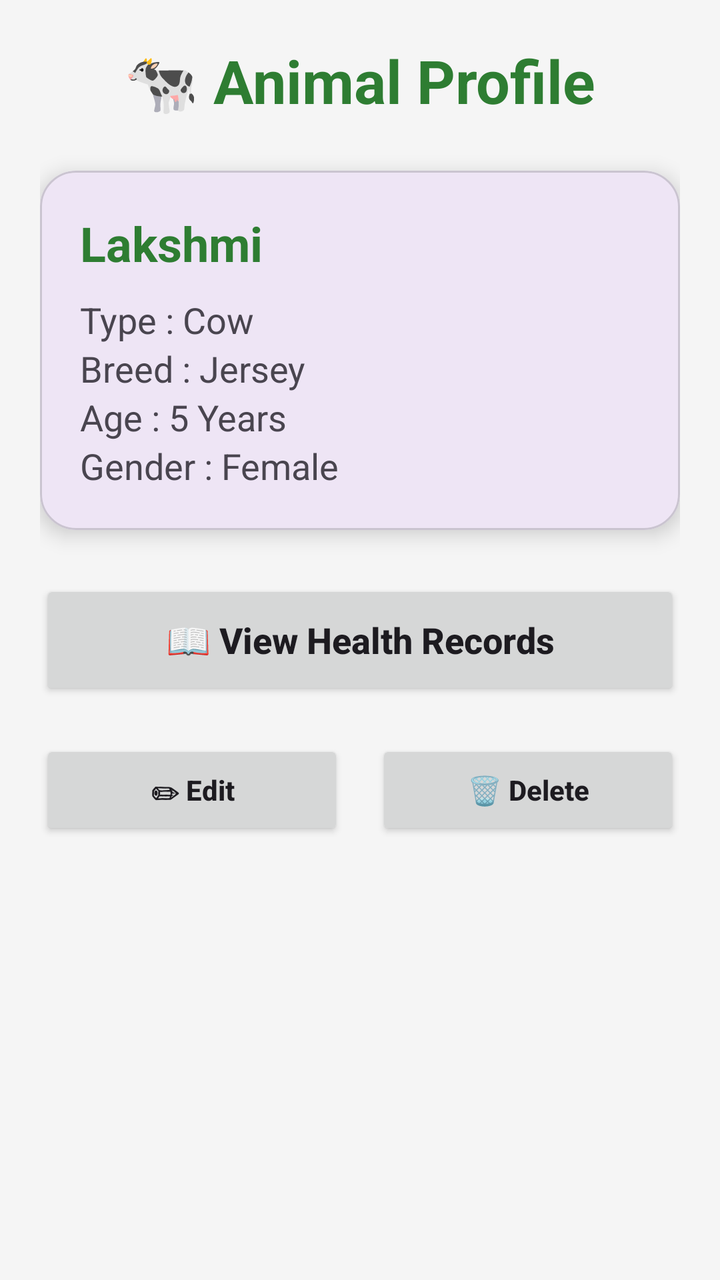
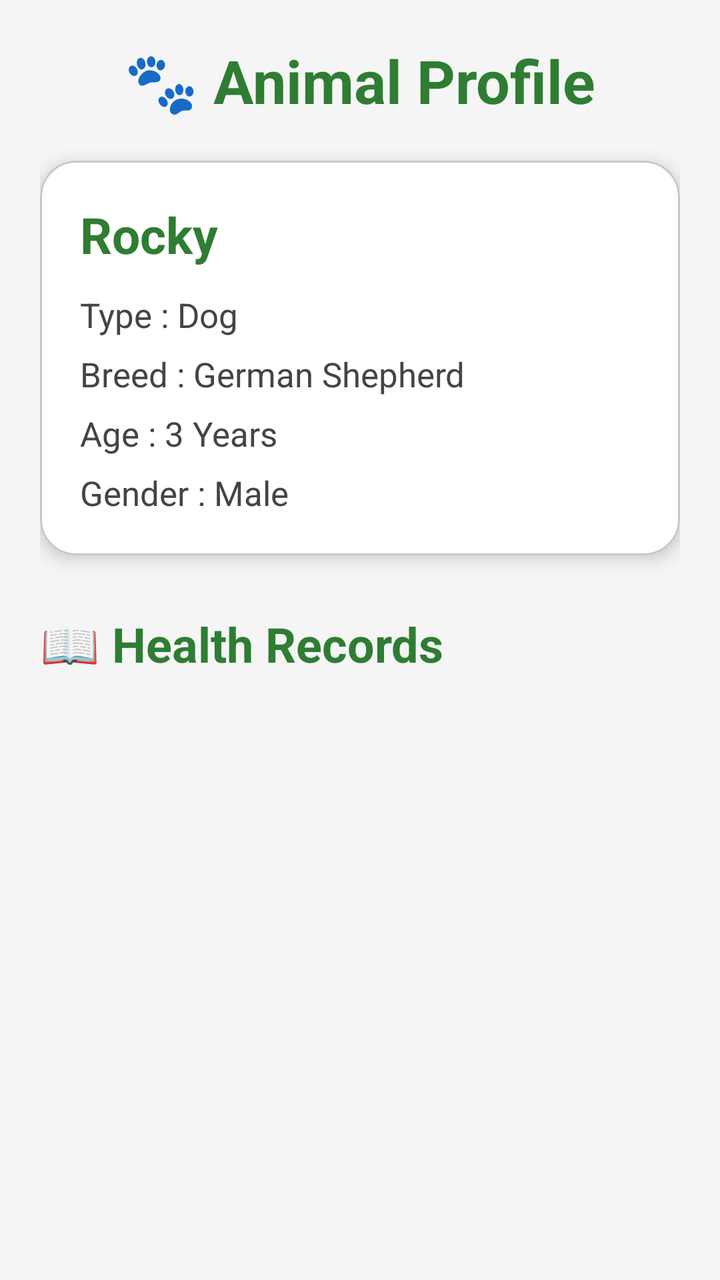

Screens rendered from an Android XML layout before and after an edit, with the pre-edit source and the edit as a unified diff.
<!-- AndroidManifest.xml: application theme Theme.VetConnect -->
<!-- res/layout/activity_animal_profile.xml -->
<?xml version="1.0" encoding="utf-8"?>
<ScrollView xmlns:android="http://schemas.android.com/apk/res/android"
    xmlns:app="http://schemas.android.com/apk/res-auto"
    android:layout_width="match_parent"
    android:layout_height="match_parent"
    android:background="#F5F5F5">

    <LinearLayout
        android:layout_width="match_parent"
        android:layout_height="wrap_content"
        android:orientation="vertical"
        android:padding="20dp">

        <TextView
            android:layout_width="wrap_content"
            android:layout_height="wrap_content"
            android:text="🐄 Animal Profile"
            android:textSize="30sp"
            android:textStyle="bold"
            android:textColor="#2E7D32"
            android:layout_gravity="center"
            android:layout_marginBottom="25dp"/>

        <com.google.android.material.card.MaterialCardView
            android:layout_width="match_parent"
            android:layout_height="wrap_content"
            app:cardCornerRadius="18dp"
            app:cardElevation="6dp">

            <LinearLayout
                android:layout_width="match_parent"
                android:layout_height="wrap_content"
                android:orientation="vertical"
                android:padding="20dp">

                <TextView
                    android:id="@+id/txtAnimalName"
                    android:layout_width="wrap_content"
                    android:layout_height="wrap_content"
                    android:text="Lakshmi"
                    android:textSize="24sp"
                    android:textStyle="bold"
                    android:textColor="#2E7D32"/>

                <TextView
                    android:id="@+id/txtAnimalType"
                    android:layout_width="wrap_content"
                    android:layout_height="wrap_content"
                    android:text="Type : Cow"
                    android:textSize="18sp"
                    android:layout_marginTop="10dp"/>

                <TextView
                    android:id="@+id/txtBreed"
                    android:layout_width="wrap_content"
                    android:layout_height="wrap_content"
                    android:text="Breed : Jersey"
                    android:textSize="18sp"/>

                <TextView
                    android:id="@+id/txtAge"
                    android:layout_width="wrap_content"
                    android:layout_height="wrap_content"
                    android:text="Age : 5 Years"
                    android:textSize="18sp"/>

                <TextView
                    android:id="@+id/txtGender"
                    android:layout_width="wrap_content"
                    android:layout_height="wrap_content"
                    android:text="Gender : Female"
                    android:textSize="18sp"/>

            </LinearLayout>

        </com.google.android.material.card.MaterialCardView>

        <Button
            android:id="@+id/btnHealthRecords"
            android:layout_width="match_parent"
            android:layout_height="60dp"
            android:text="📖 View Health Records"
            android:textAllCaps="false"
            android:textStyle="bold"
            android:textSize="18sp"
            android:layout_marginTop="25dp"/>


        <LinearLayout
            android:layout_width="match_parent"
            android:layout_height="wrap_content"
            android:layout_marginTop="20dp"
            android:gravity="center"
            android:orientation="horizontal">

            <Button
                android:id="@+id/btnEditAnimal"
                android:layout_width="0dp"
                android:layout_height="50dp"
                android:layout_weight="1"
                android:layout_marginEnd="8dp"
                android:text="✏ Edit"
                android:textAllCaps="false"
                android:textStyle="bold"/>

            <Button
                android:id="@+id/btnDeleteAnimal"
                android:layout_width="0dp"
                android:layout_height="50dp"
                android:layout_weight="1"
                android:layout_marginStart="8dp"
                android:text="🗑 Delete"
                android:textAllCaps="false"
                android:textStyle="bold"/>

        </LinearLayout>


    </LinearLayout>

</ScrollView>
<!-- resources referenced by this layout -->
<resources>
  <style name="Theme.VetConnect" parent="Base.Theme.VetConnect" />
  <style name="Base.Theme.VetConnect" parent="Theme.Material3.DayNight.NoActionBar">
  
          <item name="android:statusBarColor">@android:color/transparent</item>
  
          <item name="android:windowLightStatusBar">true</item>
  
      </style>
</resources>

<!-- the commit's change to res/layout/activity_animal_profile.xml (unified diff, before → after) -->
@@ -11,21 +11,26 @@
         android:orientation="vertical"
         android:padding="20dp">
 
+        
+
         <TextView
             android:layout_width="wrap_content"
             android:layout_height="wrap_content"
-            android:text="🐄 Animal Profile"
+            android:text="🐾 Animal Profile"
             android:textSize="30sp"
             android:textStyle="bold"
             android:textColor="#2E7D32"
             android:layout_gravity="center"
-            android:layout_marginBottom="25dp"/>
+            android:layout_marginBottom="20dp" />
+
+        
 
         <com.google.android.material.card.MaterialCardView
             android:layout_width="match_parent"
             android:layout_height="wrap_content"
             app:cardCornerRadius="18dp"
-            app:cardElevation="6dp">
+            app:cardElevation="5dp"
+            app:cardBackgroundColor="#FFFFFF">
 
             <LinearLayout
                 android:layout_width="match_parent"
@@ -33,88 +38,102 @@
                 android:orientation="vertical"
                 android:padding="20dp">
 
+                
+
                 <TextView
                     android:id="@+id/txtAnimalName"
                     android:layout_width="wrap_content"
                     android:layout_height="wrap_content"
-                    android:text="Lakshmi"
-                    android:textSize="24sp"
+                    android:text="Rocky"
+                    android:textSize="25sp"
                     android:textStyle="bold"
-                    android:textColor="#2E7D32"/>
+                    android:textColor="#2E7D32" />
+
+                
 
                 <TextView
                     android:id="@+id/txtAnimalType"
                     android:layout_width="wrap_content"
                     android:layout_height="wrap_content"
-                    android:text="Type : Cow"
-                    android:textSize="18sp"
-                    android:layout_marginTop="10dp"/>
+                    android:text="Type : Dog"
+                    android:textSize="17sp"
+                    android:textColor="#444444"
+                    android:layout_marginTop="12dp" />
+
+                
 
                 <TextView
                     android:id="@+id/txtBreed"
                     android:layout_width="wrap_content"
                     android:layout_height="wrap_content"
-                    android:text="Breed : Jersey"
-                    android:textSize="18sp"/>
+                    android:text="Breed : German Shepherd"
+                    android:textSize="17sp"
+                    android:textColor="#444444"
+                    android:layout_marginTop="7dp" />
+
+                
 
                 <TextView
                     android:id="@+id/txtAge"
                     android:layout_width="wrap_content"
                     android:layout_height="wrap_content"
-                    android:text="Age : 5 Years"
-                    android:textSize="18sp"/>
+                    android:text="Age : 3 Years"
+                    android:textSize="17sp"
+                    android:textColor="#444444"
+                    android:layout_marginTop="7dp" />
+
+                
 
                 <TextView
                     android:id="@+id/txtGender"
                     android:layout_width="wrap_content"
                     android:layout_height="wrap_content"
-                    android:text="Gender : Female"
-                    android:textSize="18sp"/>
+                    android:text="Gender : Male"
+                    android:textSize="17sp"
+                    android:textColor="#444444"
+                    android:layout_marginTop="7dp" />
 
             </LinearLayout>
 
         </com.google.android.material.card.MaterialCardView>
 
-        <Button
-            android:id="@+id/btnHealthRecords"
-            android:layout_width="match_parent"
-            android:layout_height="60dp"
-            android:text="📖 View Health Records"
-            android:textAllCaps="false"
+
+        
+
+        <TextView
+            android:layout_width="wrap_content"
+            android:layout_height="wrap_content"
+            android:text="📖 Health Records"
+            android:textSize="24sp"
             android:textStyle="bold"
-            android:textSize="18sp"
-            android:layout_marginTop="25dp"/>
+            android:textColor="#2E7D32"
+            android:layout_marginTop="28dp"
+            android:layout_marginBottom="10dp" />
 
 
-        <LinearLayout
+        
+
+        <TextView
+            android:id="@+id/tvNoRecords"
             android:layout_width="match_parent"
             android:layout_height="wrap_content"
-            android:layout_marginTop="20dp"
+            android:text="No health records available"
+            android:textSize="16sp"
+            android:textColor="#777777"
             android:gravity="center"
-            android:orientation="horizontal">
+            android:padding="25dp"
+            android:visibility="gone" />
 
-            <Button
-                android:id="@+id/btnEditAnimal"
-                android:layout_width="0dp"
-                android:layout_height="50dp"
-                android:layout_weight="1"
-                android:layout_marginEnd="8dp"
-                android:text="✏ Edit"
-                android:textAllCaps="false"
-                android:textStyle="bold"/>
 
-            <Button
-                android:id="@+id/btnDeleteAnimal"
-                android:layout_width="0dp"
-                android:layout_height="50dp"
-                android:layout_weight="1"
-                android:layout_marginStart="8dp"
-                android:text="🗑 Delete"
-                android:textAllCaps="false"
-                android:textStyle="bold"/>
+        
 
-        </LinearLayout>
-
+        <androidx.recyclerview.widget.RecyclerView
+            android:id="@+id/recyclerMedicalRecords"
+            android:layout_width="match_parent"
+            android:layout_height="wrap_content"
+            android:nestedScrollingEnabled="false"
+            android:clipToPadding="false"
+            android:paddingBottom="20dp" />
 
     </LinearLayout>
 
